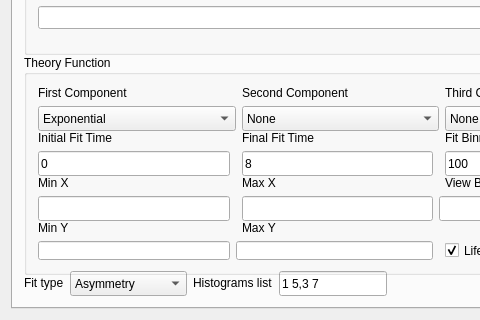
aPeter1/musrfit-fork, file src/external/MuSRFitGUI/MuSRFit4.ui: the form before one commit; both pictures show x 0 to 480 and y 221 to 541 of the 674 by 541 pixel window.
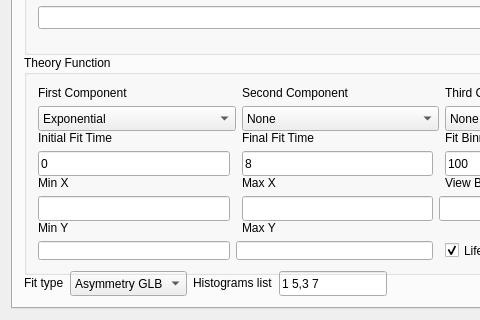
The form after the commit. Icons and pictures are not drawn.

```diff
--- a/src/external/MuSRFitGUI/MuSRFit4.ui
+++ b/src/external/MuSRFitGUI/MuSRFit4.ui
@@ -229,16 +229,6 @@
                 <height>25</height>
                </size>
               </property>
-              <item>
-               <property name="text">
-                <string>Asymmetry</string>
-               </property>
-              </item>
-              <item>
-               <property name="text">
-                <string>Single Hist</string>
-               </property>
-              </item>
               <item>
                <property name="text">
                 <string>Asymmetry GLB</string>
```
Left out of the diff: 7 changed lines with no effect on the pictures.
